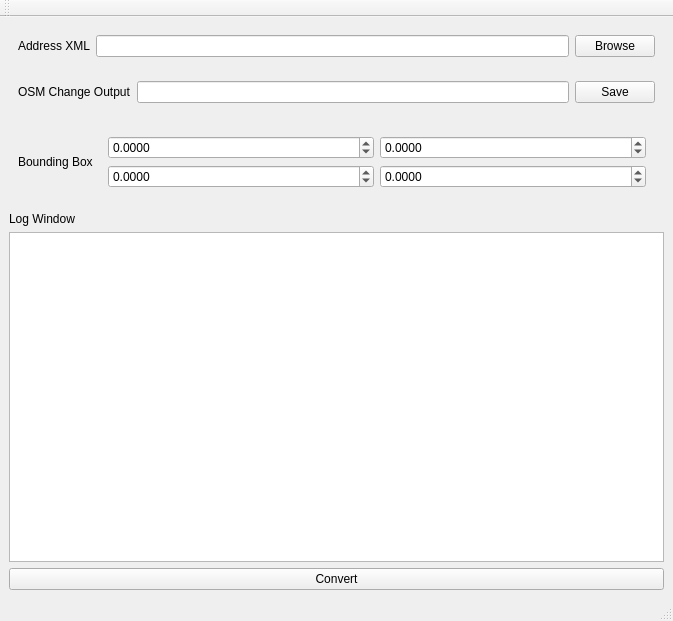
Before: the Qt Designer form MainForm.ui in saiarcot895/osm-fulton-address, drawn with Qt 5.
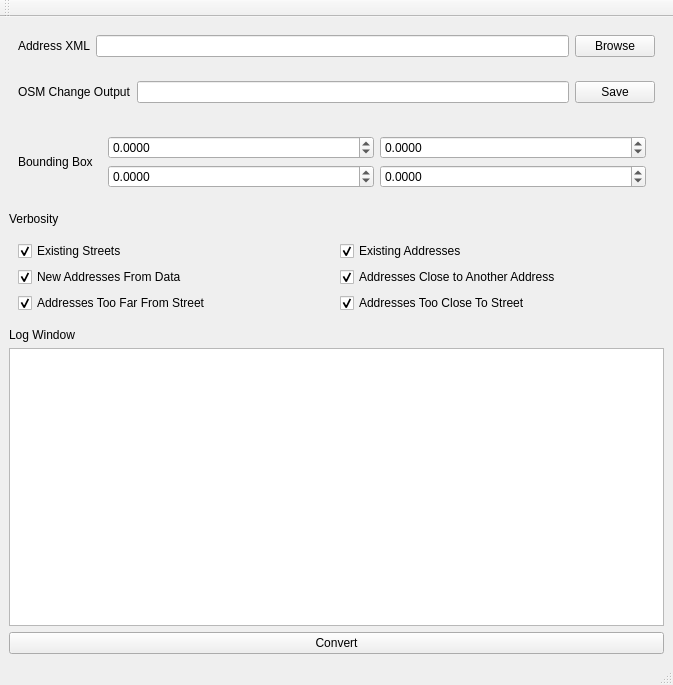
After: the same form once the commit is applied.

Commit message: Add verbosity options, and save the log to a file.

The edit to the form file:
```diff
--- a/MainForm.ui
+++ b/MainForm.ui
@@ -7,7 +7,7 @@
     <x>0</x>
     <y>0</y>
     <width>673</width>
-    <height>621</height>
+    <height>685</height>
    </rect>
   </property>
   <property name="windowTitle">
@@ -15,17 +15,24 @@
   </property>
   <widget class="QWidget" name="centralwidget">
    <layout class="QGridLayout" name="gridLayout">
-    <item row="4" column="0">
-     <widget class="QTextBrowser" name="textBrowser"/>
+    <item row="6" column="0">
+     <widget class="QTextBrowser" name="textBrowser">
+      <property name="acceptRichText">
+       <bool>false</bool>
+      </property>
+      <property name="textInteractionFlags">
+       <set>Qt::TextSelectableByKeyboard|Qt::TextSelectableByMouse</set>
+      </property>
+     </widget>
     </item>
-    <item row="3" column="0">
+    <item row="5" column="0">
      <widget class="QLabel" name="label_3">
       <property name="text">
        <string>Log Window</string>
       </property>
      </widget>
     </item>
-    <item row="5" column="0">
+    <item row="7" column="0">
      <widget class="QPushButton" name="pushButton_2">
       <property name="text">
        <string>Convert</string>
@@ -167,6 +174,79 @@
       </layout>
      </widget>
     </item>
+    <item row="4" column="0">
+     <widget class="QWidget" name="widget_5" native="true">
+      <layout class="QGridLayout" name="gridLayout_3">
+       <item row="0" column="0">
+        <widget class="QCheckBox" name="checkBox">
+         <property name="text">
+          <string>Existing Streets</string>
+         </property>
+         <property name="checked">
+          <bool>true</bool>
+         </property>
+        </widget>
+       </item>
+       <item row="0" column="1">
+        <widget class="QCheckBox" name="checkBox_2">
+         <property name="text">
+          <string>Existing Addresses</string>
+         </property>
+         <property name="checked">
+          <bool>true</bool>
+         </property>
+        </widget>
+       </item>
+       <item row="1" column="1">
+        <widget class="QCheckBox" name="checkBox_4">
+         <property name="text">
+          <string>Addresses Close to Another Address</string>
+         </property>
+         <property name="checked">
+          <bool>true</bool>
+         </property>
+        </widget>
+       </item>
+       <item row="1" column="0">
+        <widget class="QCheckBox" name="checkBox_3">
+         <property name="text">
+          <string>New Addresses From Data</string>
+         </property>
+         <property name="checked">
+          <bool>true</bool>
+         </property>
+        </widget>
+       </item>
+       <item row="2" column="0">
+        <widget class="QCheckBox" name="checkBox_5">
+         <property name="text">
+          <string>Addresses Too Far From Street</string>
+         </property>
+         <property name="checked">
+          <bool>true</bool>
+         </property>
+        </widget>
+       </item>
+       <item row="2" column="1">
+        <widget class="QCheckBox" name="checkBox_6">
+         <property name="text">
+          <string>Addresses Too Close To Street</string>
+         </property>
+         <property name="checked">
+          <bool>true</bool>
+         </property>
+        </widget>
+       </item>
+      </layout>
+     </widget>
+    </item>
+    <item row="3" column="0">
+     <widget class="QLabel" name="label_5">
+      <property name="text">
+       <string>Verbosity</string>
+      </property>
+     </widget>
+    </item>
    </layout>
   </widget>
   <widget class="QMenuBar" name="menubar">
```
The commit also changes 1 other file.
